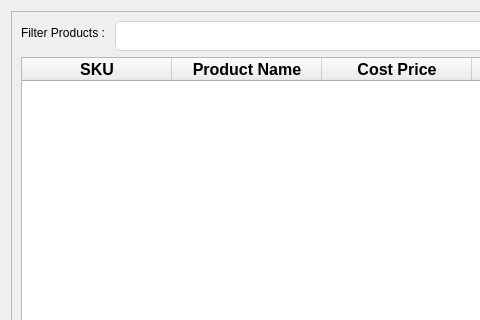
Above: ui/products.ui from michael-halim/pos before the change; both pictures show x 0 to 480 and y 0 to 320 of the 1000 by 494 pixel window. Below: the same form after it.
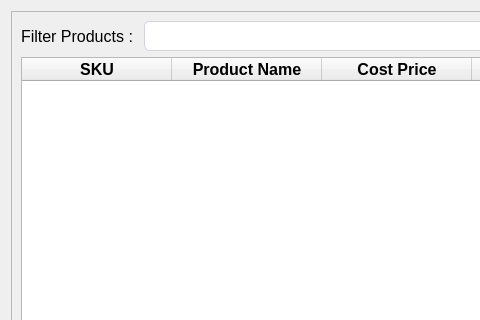
That is the form after the change.

Patch:
```diff
--- a/ui/products.ui
+++ b/ui/products.ui
@@ -29,6 +29,11 @@
          <layout class="QFormLayout" name="formLayout">
           <item row="0" column="0">
            <widget class="QLabel" name="filter_products_label">
+            <property name="font">
+             <font>
+              <pointsize>12</pointsize>
+             </font>
+            </property>
             <property name="text">
              <string>Filter Products : </string>
             </property>
```
